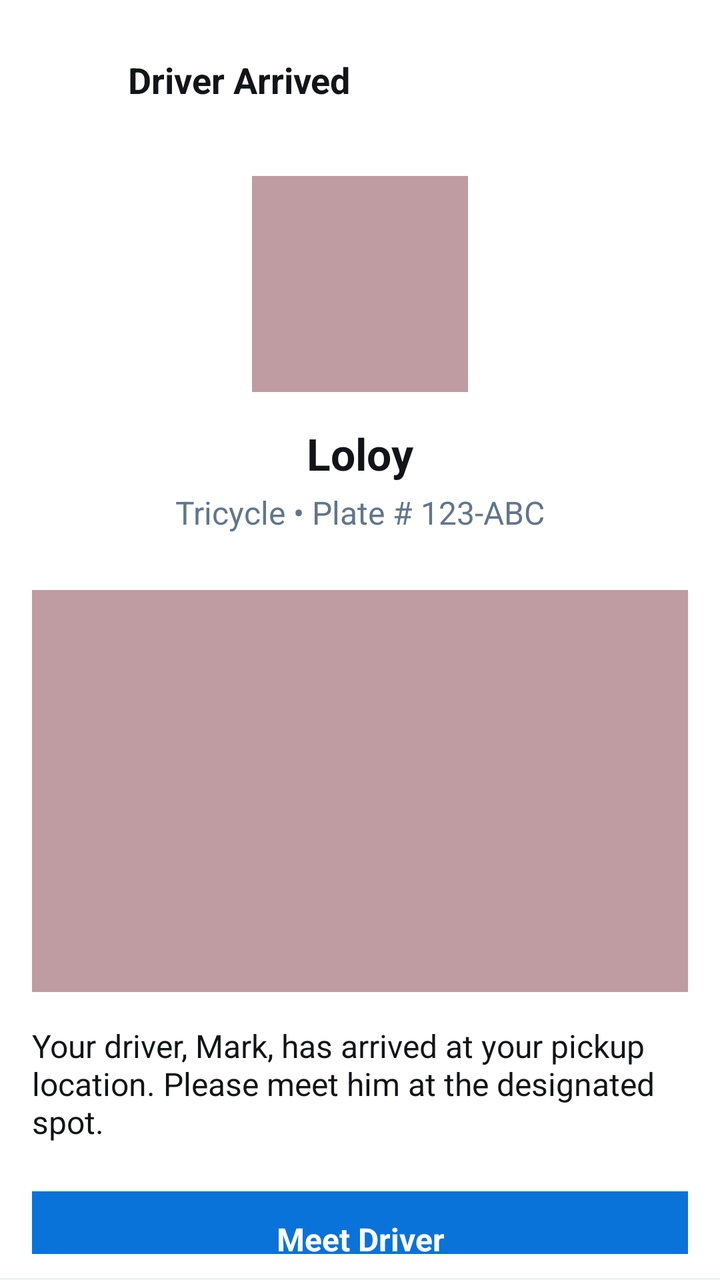
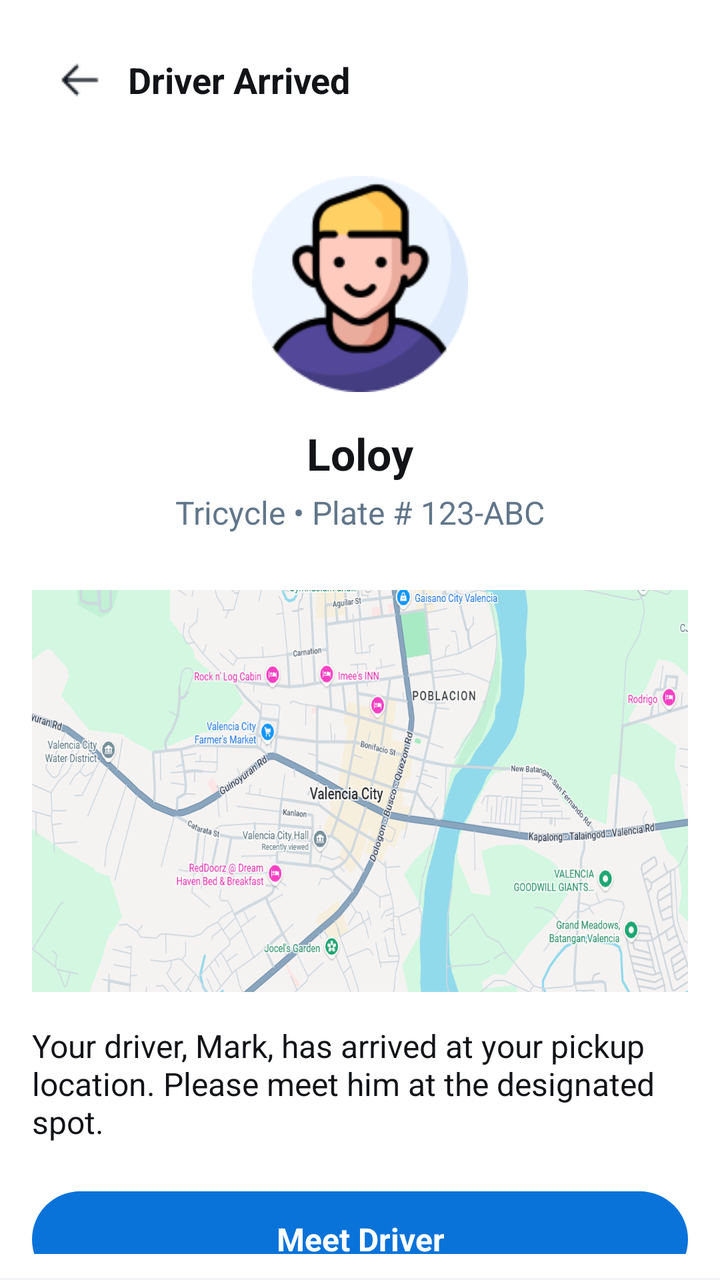

Compare the two renders of this Android layout. The source of the first and the diff that turns it into the second are given below.
<!-- AndroidManifest.xml: application theme Theme.Tricycle_app -->
<!-- res/layout/userarrived.xml -->
<?xml version="1.0" encoding="utf-8"?>
<LinearLayout xmlns:android="http://schemas.android.com/apk/res/android"
    android:layout_width="match_parent"
    android:layout_height="match_parent"
    android:orientation="vertical"
    android:background="#FFFFFF">

    <LinearLayout
        android:layout_width="match_parent"
        android:layout_height="0dp"
        android:layout_weight="1"
        android:orientation="vertical">

        <LinearLayout
            android:layout_width="match_parent"
            android:layout_height="wrap_content"
            android:orientation="horizontal"
            android:gravity="center_vertical"
            android:paddingTop="16dp"
            android:paddingBottom="8dp"
            android:paddingStart="16dp"
            android:paddingEnd="16dp">

            <LinearLayout
                android:layout_width="48dp"
                android:layout_height="48dp"
                android:gravity="center">
                <View
                    android:layout_width="24dp"
                    android:layout_height="24dp"
                    android:background="@android:color/transparent"/>
            </LinearLayout>

            <TextView
                android:layout_width="wrap_content"
                android:layout_height="wrap_content"
                android:text="Driver Arrived"
                android:textSize="18sp"
                android:textStyle="bold"
                android:textColor="#121417"
                android:paddingEnd="48dp"/>
        </LinearLayout>

        <LinearLayout
            android:layout_width="match_parent"
            android:layout_height="wrap_content"
            android:orientation="vertical"
            android:gravity="center_horizontal"
            android:padding="16dp">

            <View
                android:layout_width="108dp"
                android:layout_height="108dp"
                android:background="#807F3B45"
                android:layout_marginBottom="16dp"/>

            <TextView
                android:layout_width="wrap_content"
                android:layout_height="wrap_content"
                android:text="Loloy"
                android:textSize="22sp"
                android:textStyle="bold"
                android:textColor="#121417"
                android:layout_marginBottom="4dp"/>

            <TextView
                android:layout_width="wrap_content"
                android:layout_height="wrap_content"
                android:text="Tricycle • Plate # 123-ABC"
                android:textSize="16sp"
                android:textColor="#61768A"/>

        </LinearLayout>

        <LinearLayout
            android:layout_width="match_parent"
            android:layout_height="wrap_content"
            android:paddingStart="16dp"
            android:paddingEnd="16dp"
            android:paddingTop="12dp"
            android:paddingBottom="12dp">

            <View
                android:layout_width="match_parent"
                android:layout_height="201dp"
                android:background="#807F3B45"/>
        </LinearLayout>

        <TextView
            android:layout_width="match_parent"
            android:layout_height="wrap_content"
            android:text="Your driver, Mark, has arrived at your pickup location. Please meet him at the designated spot."
            android:textSize="16sp"
            android:textColor="#121417"
            android:paddingStart="16dp"
            android:paddingEnd="16dp"
            android:paddingTop="4dp"
            android:paddingBottom="12dp"/>

        <LinearLayout
            android:layout_width="match_parent"
            android:layout_height="wrap_content"
            android:paddingStart="16dp"
            android:paddingEnd="16dp"
            android:paddingTop="12dp"
            android:paddingBottom="12dp">

            <TextView
                android:layout_width="match_parent"
                android:layout_height="48dp"
                android:background="#0A73D9"
                android:text="Meet Driver"
                android:textColor="#FFFFFF"
                android:gravity="center"
                android:textStyle="bold"
                android:textSize="16sp"
                android:clickable="true"
                android:focusable="true"/>
        </LinearLayout>

    </LinearLayout>

    <LinearLayout
        android:layout_width="match_parent"
        android:layout_height="wrap_content"
        android:orientation="vertical">

        <View
            android:layout_width="match_parent"
            android:layout_height="1dp"
            android:background="#F0F2F5"/>

    </LinearLayout>

</LinearLayout>
<!-- resources referenced by this layout -->
<resources>
  <style name="Theme.Tricycle_app" parent="Base.Theme.Tricycle_app" />
  <style name="Base.Theme.Tricycle_app" parent="Theme.Material3.DayNight.NoActionBar">
          
          
      </style>
</resources>

<!-- the commit's change to res/layout/userarrived.xml (unified diff, before → after) -->
@@ -22,13 +22,17 @@
             android:paddingEnd="16dp">
 
             <LinearLayout
+                android:id="@+id/btnBack"
                 android:layout_width="48dp"
                 android:layout_height="48dp"
-                android:gravity="center">
+                android:gravity="center"
+                android:clickable="true"
+                android:focusable="true">
+
                 <View
                     android:layout_width="24dp"
                     android:layout_height="24dp"
-                    android:background="@android:color/transparent"/>
+                    android:background="@drawable/arrow" />
             </LinearLayout>
 
             <TextView
@@ -51,8 +55,8 @@
             <View
                 android:layout_width="108dp"
                 android:layout_height="108dp"
-                android:background="#807F3B45"
-                android:layout_marginBottom="16dp"/>
+                android:layout_marginBottom="16dp"
+                android:background="@drawable/person" />
 
             <TextView
                 android:layout_width="wrap_content"
@@ -83,7 +87,7 @@
             <View
                 android:layout_width="match_parent"
                 android:layout_height="201dp"
-                android:background="#807F3B45"/>
+                android:background="@drawable/map" />
         </LinearLayout>
 
         <TextView
@@ -106,9 +110,10 @@
             android:paddingBottom="12dp">
 
             <TextView
+                android:id="@+id/btnMeetDriver"
                 android:layout_width="match_parent"
                 android:layout_height="48dp"
-                android:background="#0A73D9"
+                android:background="@drawable/bg_pill_blue"
                 android:text="Meet Driver"
                 android:textColor="#FFFFFF"
                 android:gravity="center"
<!-- resource entries referenced after the edit -->
@@ -1,5 +1,13 @@
 <!-- resources referenced by this layout -->
 <resources>
+  <!-- drawable arrow: png bitmap (drawable, 284 bytes) -->
+  <!-- drawable bg_pill_blue (drawable) -->
+  <?xml version="1.0" encoding="utf-8"?>
+  <shape xmlns:android="http://schemas.android.com/apk/res/android"
+      android:shape="rectangle">
+      <solid android:color="#0A73D9" /> <corners android:radius="100dp" /> </shape>
+  <!-- drawable map: png bitmap (drawable, 265506 bytes) -->
+  <!-- drawable person: png bitmap (drawable, 9181 bytes) -->
   <style name="Theme.Tricycle_app" parent="Base.Theme.Tricycle_app" />
   <style name="Base.Theme.Tricycle_app" parent="Theme.Material3.DayNight.NoActionBar">
           
